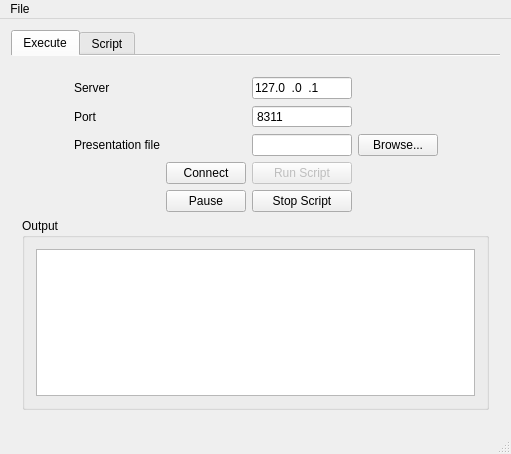
Above: client/RoboTutorClient/RoboTutorClient.ui from jettan/robotutor before the change. Below: the same form after it.
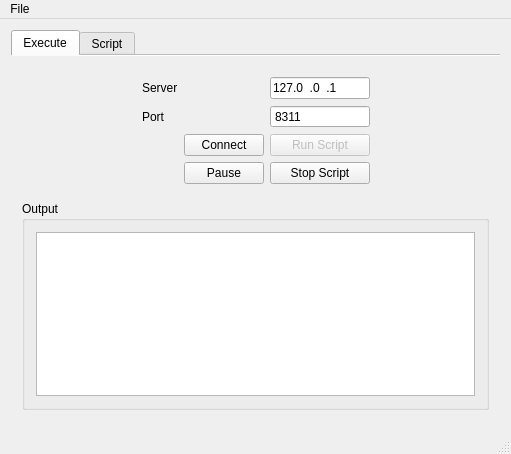
That is the form after the change. Custom widgets are drawn as their Qt base class.

Patch:
```diff
--- a/client/RoboTutorClient/RoboTutorClient.ui
+++ b/client/RoboTutorClient/RoboTutorClient.ui
@@ -50,16 +50,6 @@
         <item>
          <layout class="QGridLayout" name="gridLayout_8">
           <item row="2" column="3">
-           <widget class="QLineEdit" name="presentationEdit">
-            <property name="maximumSize">
-             <size>
-              <width>100</width>
-              <height>16777215</height>
-             </size>
-            </property>
-           </widget>
-          </item>
-          <item row="3" column="3">
            <widget class="QPushButton" name="runButton">
             <property name="enabled">
              <bool>false</bool>
@@ -76,14 +66,7 @@
             </property>
            </widget>
           </item>
-          <item row="2" column="1">
-           <widget class="QLabel" name="label_3">
-            <property name="text">
-             <string>Presentation file</string>
-            </property>
-           </widget>
-          </item>
-          <item row="1" column="5">
+          <item row="1" column="4">
            <spacer name="horizontalSpacer">
             <property name="orientation">
              <enum>Qt::Horizontal</enum>
@@ -115,13 +98,6 @@
             </property>
            </spacer>
           </item>
-          <item row="2" column="4">
-           <widget class="QPushButton" name="presentationButton">
-            <property name="text">
-             <string>Browse...</string>
-            </property>
-           </widget>
-          </item>
           <item row="1" column="1">
            <widget class="QLabel" name="label_2">
             <property name="text">
@@ -158,7 +134,7 @@
             </property>
            </spacer>
           </item>
-          <item row="3" column="2">
+          <item row="2" column="2">
            <widget class="QPushButton" name="connectButton">
             <property name="text">
              <string>Connect</string>
@@ -181,14 +157,14 @@
             </property>
            </widget>
           </item>
-          <item row="4" column="3">
+          <item row="3" column="3">
            <widget class="QPushButton" name="stopButton">
             <property name="text">
              <string>Stop Script</string>
             </property>
            </widget>
           </item>
-          <item row="4" column="2">
+          <item row="3" column="2">
            <widget class="QPushButton" name="pauseButton">
             <property name="text">
              <string>Pause</string>
```
